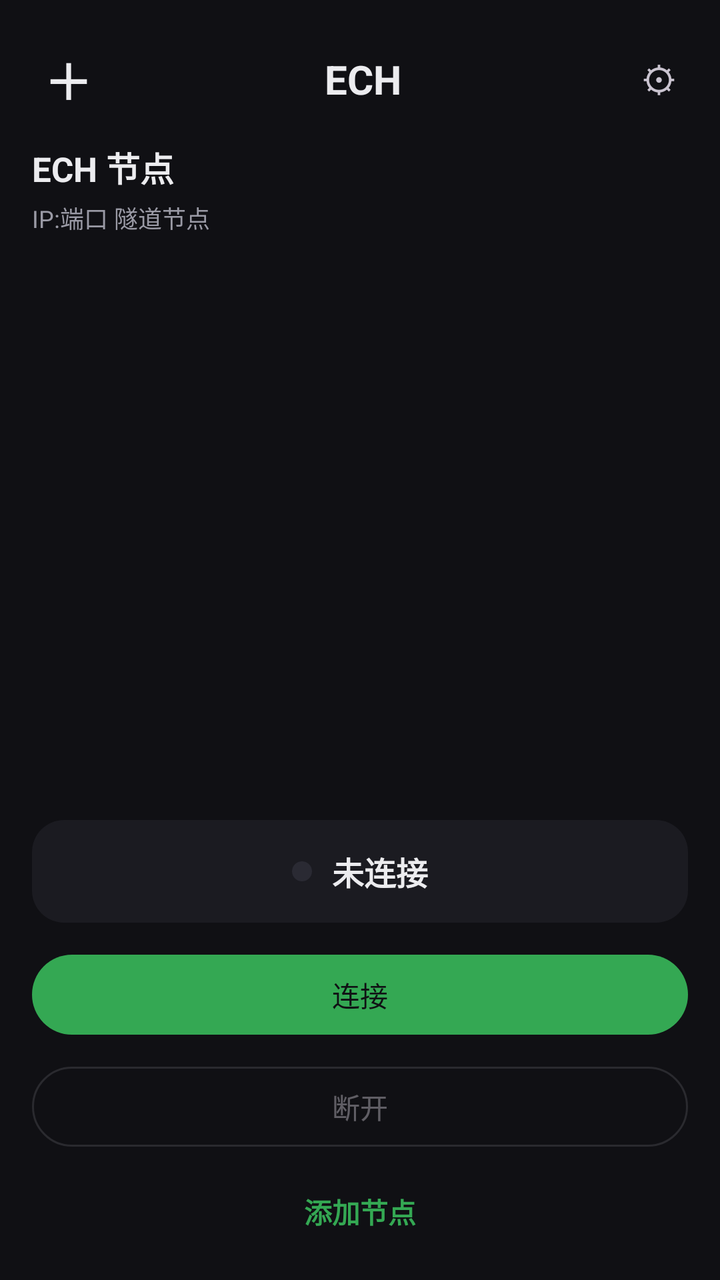
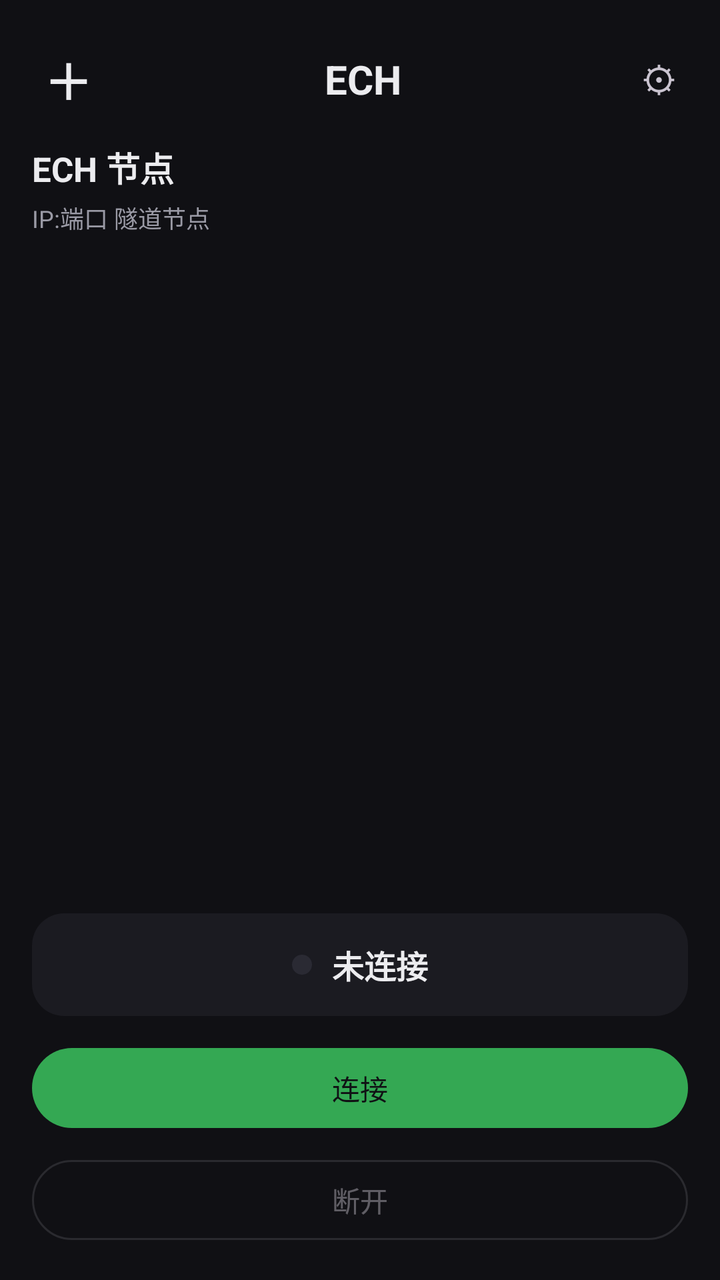

Before-and-after screenshots of an Android layout around one commit, followed by the original layout XML and the change that was made.
<!-- AndroidManifest.xml: application theme Theme.EchOS -->
<!-- res/layout/activity_main.xml -->
<?xml version="1.0" encoding="utf-8"?>
<LinearLayout xmlns:android="http://schemas.android.com/apk/res/android"
    android:layout_width="match_parent"
    android:layout_height="match_parent"
    android:orientation="vertical"
    android:background="@color/ech_bg"
    android:padding="16dp">

    
    <LinearLayout
        android:layout_width="match_parent"
        android:layout_height="wrap_content"
        android:gravity="center_vertical"
        android:orientation="horizontal">

        <TextView
            android:id="@+id/btnAddCard"
            android:layout_width="wrap_content"
            android:layout_height="wrap_content"
            android:background="?attr/selectableItemBackgroundBorderless"
            android:padding="6dp"
            android:text="＋"
            android:textColor="@color/ech_text"
            android:textSize="24sp"
            android:textStyle="bold" />

        <TextView
            android:layout_width="0dp"
            android:layout_height="wrap_content"
            android:layout_weight="1"
            android:gravity="center"
            android:text="@string/ech_title"
            android:textColor="@color/ech_text"
            android:textSize="20sp"
            android:textStyle="bold" />

        <TextView
            android:id="@+id/btnSettings"
            android:layout_width="wrap_content"
            android:layout_height="wrap_content"
            android:layout_marginStart="4dp"
            android:background="?attr/selectableItemBackgroundBorderless"
            android:padding="6dp"
            android:text="⚙"
            android:textSize="18sp" />
    </LinearLayout>

    
    <LinearLayout
        android:id="@+id/emptyView"
        android:layout_width="match_parent"
        android:layout_height="0dp"
        android:layout_weight="1"
        android:gravity="center"
        android:orientation="vertical"
        android:visibility="gone">

        <TextView
            android:layout_width="wrap_content"
            android:layout_height="wrap_content"
            android:text="⬡"
            android:textColor="@color/ech_sub"
            android:textSize="64sp" />

        <TextView
            android:layout_width="wrap_content"
            android:layout_height="wrap_content"
            android:layout_marginTop="12dp"
            android:text="@string/no_nodes"
            android:textColor="@color/ech_text"
            android:textSize="18sp"
            android:textStyle="bold" />

        <TextView
            android:layout_width="wrap_content"
            android:layout_height="wrap_content"
            android:layout_marginTop="6dp"
            android:gravity="center"
            android:text="@string/no_nodes_sub"
            android:textColor="@color/ech_sub"
            android:textSize="13sp" />

        <com.google.android.material.button.MaterialButton
            android:id="@+id/btnEmptyAdd"
            android:layout_width="wrap_content"
            android:layout_height="wrap_content"
            android:layout_marginTop="20dp"
            android:text="@string/add_node" />
    </LinearLayout>

    
    <ScrollView
        android:id="@+id/cardsScroll"
        android:layout_width="match_parent"
        android:layout_height="0dp"
        android:layout_marginTop="8dp"
        android:layout_weight="1">

        <LinearLayout
            android:layout_width="match_parent"
            android:layout_height="wrap_content"
            android:orientation="vertical">

            
            <LinearLayout
                android:id="@+id/listHeader"
                android:layout_width="match_parent"
                android:layout_height="wrap_content"
                android:orientation="vertical"
                android:paddingBottom="12dp">

                <TextView
                    android:layout_width="wrap_content"
                    android:layout_height="wrap_content"
                    android:text="@string/nodes_title"
                    android:textColor="@color/ech_text"
                    android:textSize="17sp"
                    android:textStyle="bold" />

                <TextView
                    android:layout_width="wrap_content"
                    android:layout_height="wrap_content"
                    android:layout_marginTop="4dp"
                    android:text="@string/nodes_subtitle"
                    android:textColor="@color/ech_sub"
                    android:textSize="12sp" />
            </LinearLayout>

            <LinearLayout
                android:id="@+id/cardsContainer"
                android:layout_width="match_parent"
                android:layout_height="wrap_content"
                android:orientation="vertical" />
        </LinearLayout>
    </ScrollView>

    
    <LinearLayout
        android:id="@+id/statusCard"
        android:layout_width="match_parent"
        android:layout_height="wrap_content"
        android:layout_marginTop="12dp"
        android:background="@drawable/bg_status_card"
        android:orientation="vertical"
        android:padding="14dp">

        
        <LinearLayout
            android:layout_width="match_parent"
            android:layout_height="wrap_content"
            android:gravity="center"
            android:orientation="horizontal">

            <View
                android:id="@+id/statusDot"
                android:layout_width="10dp"
                android:layout_height="10dp"
                android:background="@drawable/bg_status_dot" />

            <TextView
                android:id="@+id/statusView"
                android:layout_width="wrap_content"
                android:layout_height="wrap_content"
                android:layout_marginStart="10dp"
                android:text="@string/disconnected"
                android:textColor="@color/ech_text"
                android:textSize="16sp"
                android:textStyle="bold" />
        </LinearLayout>

        
        <TextView
            android:id="@+id/statusError"
            android:layout_width="match_parent"
            android:layout_height="wrap_content"
            android:layout_marginTop="6dp"
            android:gravity="center"
            android:textColor="@color/ech_error"
            android:textSize="12sp"
            android:visibility="gone" />
    </LinearLayout>

    <com.google.android.material.button.MaterialButton
        android:id="@+id/btnStart"
        android:layout_width="match_parent"
        android:layout_height="wrap_content"
        android:layout_marginTop="12dp"
        android:text="@string/connect" />

    <com.google.android.material.button.MaterialButton
        android:id="@+id/btnStop"
        style="@style/Widget.Material3.Button.OutlinedButton"
        android:layout_width="match_parent"
        android:layout_height="wrap_content"
        android:layout_marginTop="8dp"
        android:enabled="false"
        android:text="@string/disconnect" />

    
    <TextView
        android:id="@+id/btnAddBottom"
        android:layout_width="match_parent"
        android:layout_height="wrap_content"
        android:layout_marginTop="10dp"
        android:background="?attr/selectableItemBackgroundBorderless"
        android:gravity="center"
        android:padding="8dp"
        android:text="@string/add_node"
        android:textColor="@color/ech_green"
        android:textSize="14sp"
        android:textStyle="bold" />
</LinearLayout>
<!-- resources referenced by this layout -->
<resources>
  <color name="ech_bg">#101014</color>
  <color name="ech_error">#EA4335</color>
  <color name="ech_green">#34A853</color>
  <color name="ech_sub">#9A9AA5</color>
  <color name="ech_text">#ECECEF</color>
  <!-- drawable bg_status_card (drawable) -->
  <?xml version="1.0" encoding="utf-8"?>
  <shape xmlns:android="http://schemas.android.com/apk/res/android">
      <solid android:color="@color/ech_card" />
      <corners android:radius="16dp" />
  </shape>
  <!-- drawable bg_status_dot (drawable) -->
  <?xml version="1.0" encoding="utf-8"?>
  <shape xmlns:android="http://schemas.android.com/apk/res/android"
      android:shape="oval">
      <solid android:color="@color/ech_btn_disabled" />
      <size android:width="10dp" android:height="10dp" />
  </shape>
  <string name="add_node">添加节点</string>
  <string name="connect">连接</string>
  <string name="disconnect">断开</string>
  <string name="disconnected">未连接</string>
  <string name="ech_title">ECH</string>
  <string name="no_nodes">还没有节点</string>
  <string name="no_nodes_sub">点击右上角 + 添加第一个 IP:端口 节点</string>
  <string name="nodes_subtitle">IP:端口 隧道节点</string>
  <string name="nodes_title">ECH 节点</string>
  <style name="Theme.EchOS" parent="Theme.Material3.Dark.NoActionBar">
          <item name="android:windowBackground">@color/ech_bg</item>
          <item name="android:statusBarColor">@color/ech_topbar</item>
          <item name="android:navigationBarColor">@color/ech_bg</item>
          <item name="colorPrimary">@color/ech_green</item>
          <item name="colorPrimaryVariant">@color/ech_green_bg</item>
          <item name="colorOnPrimary">@color/ech_bg</item>
          <item name="android:colorAccent">@color/ech_green</item>
          <item name="android:textColorPrimary">@color/ech_text</item>
          <item name="android:textColorSecondary">@color/ech_sub</item>
          <item name="android:colorBackground">@color/ech_bg</item>
          <item name="android:windowLightStatusBar">false</item>
      </style>
  <color name="ech_card">#1B1B21</color>
  <color name="ech_btn_disabled">#2A2A33</color>
  <color name="ech_topbar">#17171C</color>
  <color name="ech_green_bg">#1E3A28</color>
</resources>

<!-- the commit's change to res/layout/activity_main.xml (unified diff, before → after) -->
@@ -195,18 +195,4 @@
         android:layout_marginTop="8dp"
         android:enabled="false"
         android:text="@string/disconnect" />
-
-    
-    <TextView
-        android:id="@+id/btnAddBottom"
-        android:layout_width="match_parent"
-        android:layout_height="wrap_content"
-        android:layout_marginTop="10dp"
-        android:background="?attr/selectableItemBackgroundBorderless"
-        android:gravity="center"
-        android:padding="8dp"
-        android:text="@string/add_node"
-        android:textColor="@color/ech_green"
-        android:textSize="14sp"
-        android:textStyle="bold" />
 </LinearLayout>
<!-- resource entries referenced after the edit -->
@@ -2,7 +2,6 @@
 <resources>
   <color name="ech_bg">#101014</color>
   <color name="ech_error">#EA4335</color>
-  <color name="ech_green">#34A853</color>
   <color name="ech_sub">#9A9AA5</color>
   <color name="ech_text">#ECECEF</color>
   <!-- drawable bg_status_card (drawable) -->
@@ -43,6 +42,7 @@
   <color name="ech_card">#1B1B21</color>
   <color name="ech_btn_disabled">#2A2A33</color>
   <color name="ech_topbar">#17171C</color>
+  <color name="ech_green">#34A853</color>
   <color name="ech_green_bg">#1E3A28</color>
 </resources>
 
